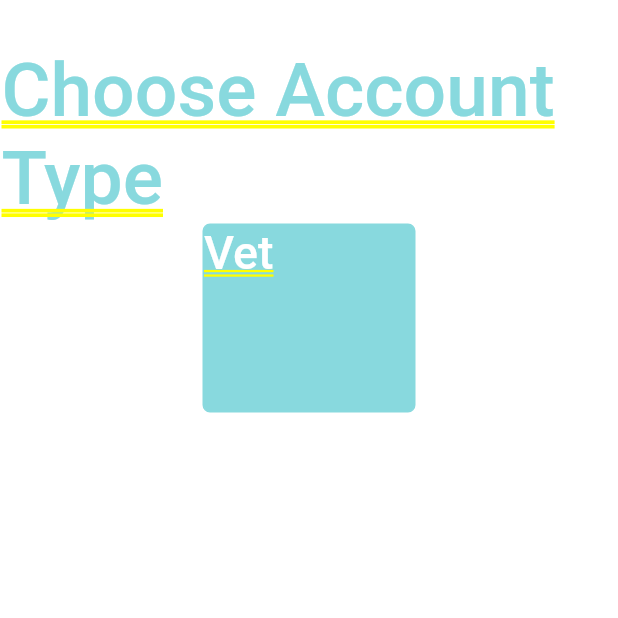
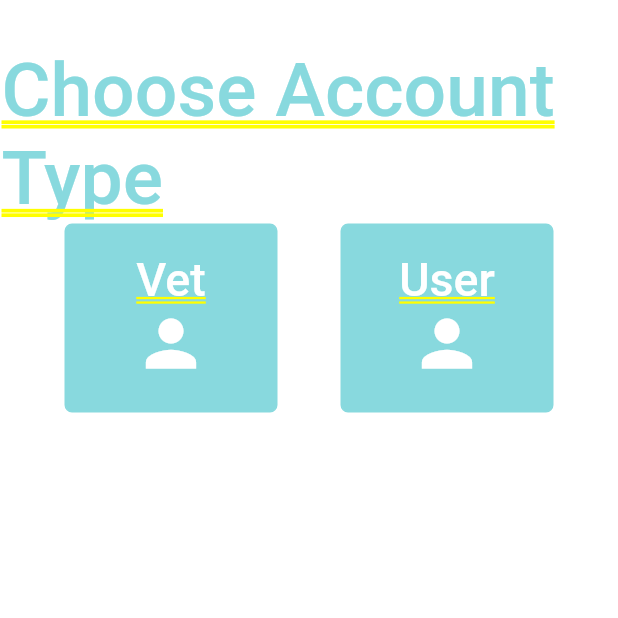
Before and after one commit to Niels-Hansen/VetCall, a Flutter app: the screen it shows after launch, on a phone screen of 412 x 824 dp, the top half of it. Run offline on Flutter 3.47's test engine with Material 2 defaults, Android fonts, the phone set to English and light mode, and no system bars; Roboto replaces fonts that are missing (HelveticaNeue).

Commit message:
more design to choose account

```diff
--- a/analysis_options.yaml
+++ b/analysis_options.yaml
@@ -26,6 +26,7 @@ linter:
     prefer_const_litterals_to_create_immutables: false
     sized_box_for_whitespace: false
     use_key_in_widget_constructors: false
+    prefer_const_literals_to_create_immutables: false
     # avoid_print: false  # Uncomment to disable the `avoid_print` rule
     # prefer_single_quotes: true  # Uncomment to enable the `prefer_single_quotes` rule
 # Additional information about this file can be found at
--- a/lib/account_type_page.dart
+++ b/lib/account_type_page.dart
@@ -1,4 +1,7 @@
+import 'package:flutter/cupertino.dart';
 import 'package:flutter/material.dart';
+import 'package:flutter/painting.dart';
+import 'package:flutter/rendering.dart';
 
 class AccountTypePage extends StatefulWidget {
   @override
@@ -16,7 +19,10 @@ class _AccountTypePageState extends State<AccountTypePage> {
           color: Colors.white),
       child: Column(
         children: [
-          Container(width: 72, height: 30),
+          Container(
+            width: 72,
+            height: 30,
+          ),
           const Text("Choose Account Type",
               style: TextStyle(
                   color: Color(0xff88d9de),
@@ -24,20 +30,61 @@ class _AccountTypePageState extends State<AccountTypePage> {
                   fontFamily: "HelveticaNeue",
                   fontStyle: FontStyle.normal,
                   fontSize: 50.0)),
+          Row(
+            mainAxisAlignment: MainAxisAlignment.spaceEvenly,
+            children: [
               Container(
                   width: 142,
                   height: 126,
+                  padding: const EdgeInsets.all(18.0),
                   decoration: BoxDecoration(
                       borderRadius: BorderRadius.all(Radius.circular(5)),
                       border: Border.all(color: Color(0xff88d9de), width: 1),
                       color: Color(0xff88d9de)),
-              child: Text("Vet",
+                  child: Column(
+                    children: [
+                      Text("Vet",
                           style: const TextStyle(
                               color: Colors.white,
                               fontWeight: FontWeight.w500,
                               fontFamily: "HelveticaNeue",
                               fontStyle: FontStyle.normal,
-                      fontSize: 31.0)))
+                              fontSize: 31.0)),
+                      Icon(
+                        Icons.person,
+                        size: 50.0,
+                        color: Colors.white,
+                      ),
+                    ],
+                  )),
+              Container(
+                width: 142,
+                height: 126,
+                padding: const EdgeInsets.all(18.0),
+                decoration: BoxDecoration(
+                  borderRadius: BorderRadius.all(Radius.circular(5)),
+                  border: Border.all(color: Color(0xff88d9de), width: 1),
+                  color: Color(0xff88d9de),
+                ),
+                child: Column(children: [
+                  Text(
+                    "User",
+                    style: TextStyle(
+                        color: Colors.white,
+                        fontWeight: FontWeight.w500,
+                        fontFamily: "HelveticaNeue",
+                        fontStyle: FontStyle.normal,
+                        fontSize: 31.0),
+                  ),
+                  Icon(
+                    Icons.person,
+                    size: 50.0,
+                    color: Colors.white,
+                  ),
+                ]),
+              ),
+            ],
+          )
         ],
       ),
     ));
--- a/lib/main.dart
+++ b/lib/main.dart
@@ -1,7 +1,7 @@
 import 'package:flutter/material.dart';
 import 'dart:async';
-import 'testpage.dart';
-import 'loginpage.dart';
+import 'test_page.dart';
+import 'login_page.dart';
 import 'account_type_page.dart';
 
 void main() {
```
Lines whose indentation alone changed are shown as unchanged.
